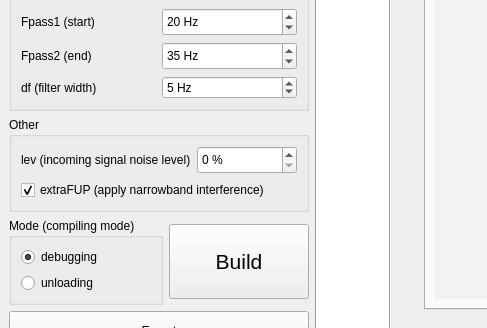
First picture: the form in SyncGraph.ui, repository salmanchik1/SyncGraph, before the edit; both pictures show x 0 to 487 and y 466 to 794 of the 1024 by 794 pixel window.
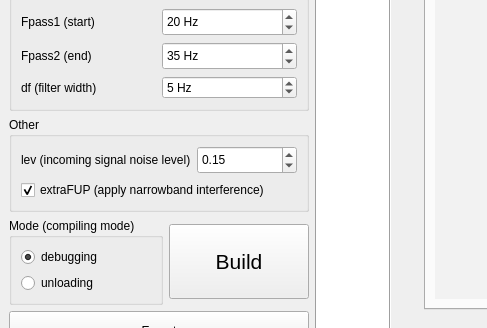
Second picture: the form after the edit.

Patch:
```diff
--- a/SyncGraph.ui
+++ b/SyncGraph.ui
@@ -145,15 +145,21 @@
          </widget>
         </item>
         <item row="0" column="1">
-         <widget class="QSpinBox" name="levEdit">
+         <widget class="QDoubleSpinBox" name="levEdit">
           <property name="minimumSize">
            <size>
             <width>100</width>
             <height>28</height>
            </size>
           </property>
-          <property name="suffix">
-           <string> %</string>
+          <property name="maximum">
+           <double>1.000000000000000</double>
+          </property>
+          <property name="singleStep">
+           <double>0.010000000000000</double>
+          </property>
+          <property name="value">
+           <double>0.150000000000000</double>
           </property>
          </widget>
         </item>
```
Left out of the diff: 6 changed lines with no effect on the pictures.
